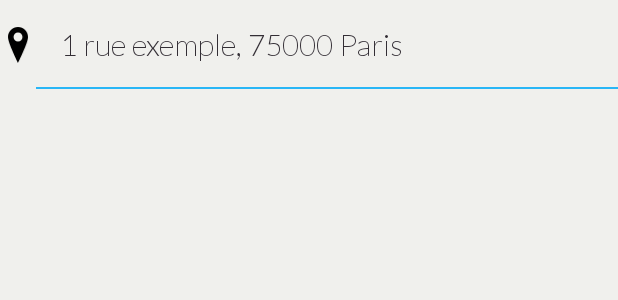
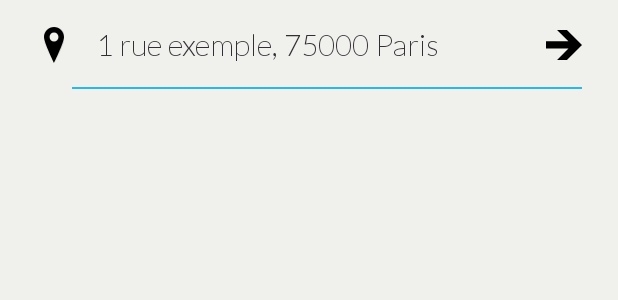
Before and after one commit to AntoineMarchaud/amTravelCar, an Android app: the layout item_account_address.xml on its own in the app's theme, with its tools: preview values and no code run, on a phone screen of 412 x 824 dp. Shown: the top 300 px of the screen. Run offline under Robolectric (Android 15) with nearby library versions, the phone set to English and light mode, and no system bars.

Commit message:
better display

```diff
--- /dev/null
+++ b/app/src/main/res/drawable/ic_right.xml
@@ -0,0 +1,4 @@
+<vector android:height="20.065474dp" android:viewportHeight="360.61"
+    android:viewportWidth="431.32" android:width="24dp" xmlns:android="http://schemas.android.com/apk/res/android">
+    <path android:fillColor="#000000" android:pathData="m251.12,0.213l180.2,180.2 -180.2,180.2h-118.85l137.06,-137.07h-269.33v-87.22h268.38l-136.32,-136.32 119.06,0.213z"/>
+</vector>
--- a/app/src/main/res/layout/fragment_main_account.xml
+++ b/app/src/main/res/layout/fragment_main_account.xml
@@ -11,7 +11,6 @@
         android:layout_height="wrap_content"
         android:layout_marginTop="@dimen/margin_medium"
         android:orientation="vertical"
-        android:paddingHorizontal="@dimen/margin_big"
         app:layoutManager="androidx.recyclerview.widget.LinearLayoutManager"
         app:layout_constraintTop_toTopOf="parent"
         tools:itemCount="3"
--- a/app/src/main/res/layout/item_account_address.xml
+++ b/app/src/main/res/layout/item_account_address.xml
@@ -3,6 +3,7 @@
     xmlns:app="http://schemas.android.com/apk/res-auto"
     xmlns:tools="http://schemas.android.com/tools"
     android:id="@+id/accountPhoto"
+    android:paddingHorizontal="@dimen/margin_big"
     android:layout_width="match_parent"
     android:layout_height="wrap_content">
 
@@ -34,7 +35,8 @@
         android:layout_height="24dp"
         app:layout_constraintBottom_toBottomOf="parent"
         app:layout_constraintEnd_toEndOf="parent"
-        app:layout_constraintTop_toTopOf="parent" />
+        app:layout_constraintTop_toTopOf="parent"
+        app:srcCompat="@drawable/ic_right" />
 
     <include
         layout="@layout/separator"
--- a/app/src/main/res/layout/item_account_birthday.xml
+++ b/app/src/main/res/layout/item_account_birthday.xml
@@ -4,7 +4,8 @@
     xmlns:tools="http://schemas.android.com/tools"
     android:id="@+id/accountPhoto"
     android:layout_width="match_parent"
-    android:layout_height="wrap_content">
+    android:layout_height="wrap_content"
+    android:paddingHorizontal="@dimen/margin_big">
 
     <androidx.appcompat.widget.AppCompatImageView
         android:id="@+id/icon"
--- a/app/src/main/res/layout/item_account_name.xml
+++ b/app/src/main/res/layout/item_account_name.xml
@@ -4,7 +4,8 @@
     xmlns:tools="http://schemas.android.com/tools"
     android:layout_width="match_parent"
     android:layout_height="wrap_content"
-    android:orientation="vertical">
+    android:orientation="vertical"
+    android:paddingHorizontal="@dimen/margin_big">
 
     <androidx.appcompat.widget.AppCompatImageView
         android:id="@+id/icon"
@@ -16,11 +17,11 @@
         app:srcCompat="@drawable/ic_profil_24" />
 
     <androidx.appcompat.widget.AppCompatTextView
-        android:layout_marginStart="@dimen/margin_medium"
         android:id="@+id/accountName"
         style="@style/H1"
         android:layout_width="0dp"
         android:layout_height="wrap_content"
+        android:layout_marginStart="@dimen/margin_medium"
         app:layout_constraintBottom_toBottomOf="parent"
         app:layout_constraintEnd_toEndOf="parent"
         app:layout_constraintStart_toEndOf="@id/icon"
```
Also changed, not shown: app/src/main/java/com/amarchaud/travelcar/ui/account/main/adapter/UserAdapter.kt (+8 -0 lines).
